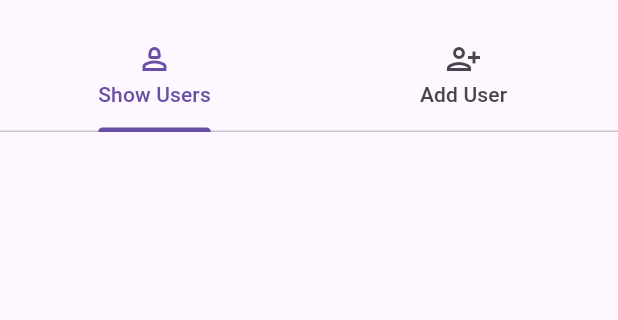
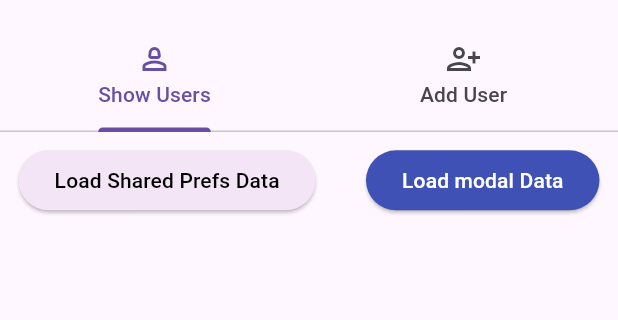
Before and after one commit to rahulkandel7/task, a Flutter app: the screen it shows after launch, on a phone screen of 412 x 824 dp, the part 63-383 px from its top. Run offline on Flutter 3.47's test engine with Material 2 defaults, Android fonts, the phone set to English and light mode, and no system bars; our stand-ins replace flutter_riverpod, shared_preferences; accounts and stored records are empty.

Commit message:
added shared prefs

```diff
--- a/lib/features/home/presentation/controllers/user_controller.dart
+++ b/lib/features/home/presentation/controllers/user_controller.dart
@@ -1,4 +1,7 @@
+import 'dart:convert';
+
 import 'package:flutter_riverpod/flutter_riverpod.dart';
+import 'package:shared_preferences/shared_preferences.dart';
 import 'package:task_day_1/features/home/data/models/user.dart';
 
 class UserController extends StateNotifier<List<User>> {
@@ -12,8 +15,21 @@ class UserController extends StateNotifier<List<User>> {
     state = users;
   }
 
-  addUser({required User user}) {
+  Future<User> loadDataFromSharedPreference() async {
+    SharedPreferences prefs = await SharedPreferences.getInstance();
+    final extractedUser = jsonDecode(prefs.getString('users')!);
+    final userdata = jsonDecode(extractedUser) as Map<String, dynamic>;
+    User user = User.fromMap(userdata);
+    return user;
+  }
+
+  addUser({required User user}) async {
+    SharedPreferences prefs = await SharedPreferences.getInstance();
+    final userData = jsonEncode(user);
+    prefs.setString('users', userData);
+
     users.add(user);
+    getUser();
   }
 }
 
--- a/lib/features/home/presentation/screens/widgets/show_user.dart
+++ b/lib/features/home/presentation/screens/widgets/show_user.dart
@@ -4,19 +4,88 @@ import 'package:task_day_1/features/home/data/models/user.dart';
 
 import '../../controllers/user_controller.dart';
 
-class ShowUser extends ConsumerWidget {
+class ShowUser extends ConsumerStatefulWidget {
   const ShowUser({super.key});
 
   @override
-  Widget build(BuildContext context, WidgetRef ref) {
+  ShowUserState createState() => ShowUserState();
+}
+
+class ShowUserState extends ConsumerState<ShowUser> {
+  bool isSingleUser = false;
+  late User user;
+  @override
+  Widget build(BuildContext context) {
+    Size size = MediaQuery.of(context).size;
     List<User> users = ref.watch(userControllerProvider.notifier).state;
-    return ListView.builder(
+    return Column(
+      children: [
+        Padding(
+          padding: EdgeInsets.symmetric(
+            horizontal: size.width * 0.03,
+            vertical: size.height * 0.01,
+          ),
+          child: Row(
+            mainAxisAlignment: MainAxisAlignment.spaceBetween,
+            children: [
+              ElevatedButton(
+                style: ElevatedButton.styleFrom(
+                  backgroundColor:
+                      isSingleUser ? Colors.indigo : Colors.purple.shade50,
+                ),
+                onPressed: () {
+                  ref
+                      .read(userControllerProvider.notifier)
+                      .loadDataFromSharedPreference()
+                      .then((value) {
+                    setState(() {
+                      isSingleUser = true;
+                      user = value;
+                    });
+                  });
+                },
+                child: Text(
+                  'Load Shared Prefs Data',
+                  style: TextStyle(
+                      color: isSingleUser ? Colors.white : Colors.black),
+                ),
+              ),
+              ElevatedButton(
+                style: ElevatedButton.styleFrom(
+                  backgroundColor:
+                      !isSingleUser ? Colors.indigo : Colors.purple.shade50,
+                ),
+                onPressed: () {
+                  setState(() {
+                    isSingleUser = false;
+                  });
+                },
+                child: Text(
+                  'Load modal Data',
+                  style: TextStyle(
+                      color: !isSingleUser ? Colors.white : Colors.black),
+                ),
+              ),
+            ],
+          ),
+        ),
+        Expanded(
+          child: isSingleUser
+              ? ListTile(
+                  title: Text('Name: ${user.name}'),
+                  subtitle: Text('Address: ${user.address}'),
+                  trailing: Text('Age: ${user.age}'),
+                )
+              : ListView.builder(
                   itemBuilder: (ctx, i) => ListTile(
                     title: Text('Name: ${users[i].name}'),
                     subtitle: Text('Address: ${users[i].address}'),
                     trailing: Text('Age: ${users[i].age}'),
                   ),
                   itemCount: users.length,
+                ),
+        ),
+      ],
     );
   }
 }
```
Lines whose indentation alone changed are shown as unchanged.
